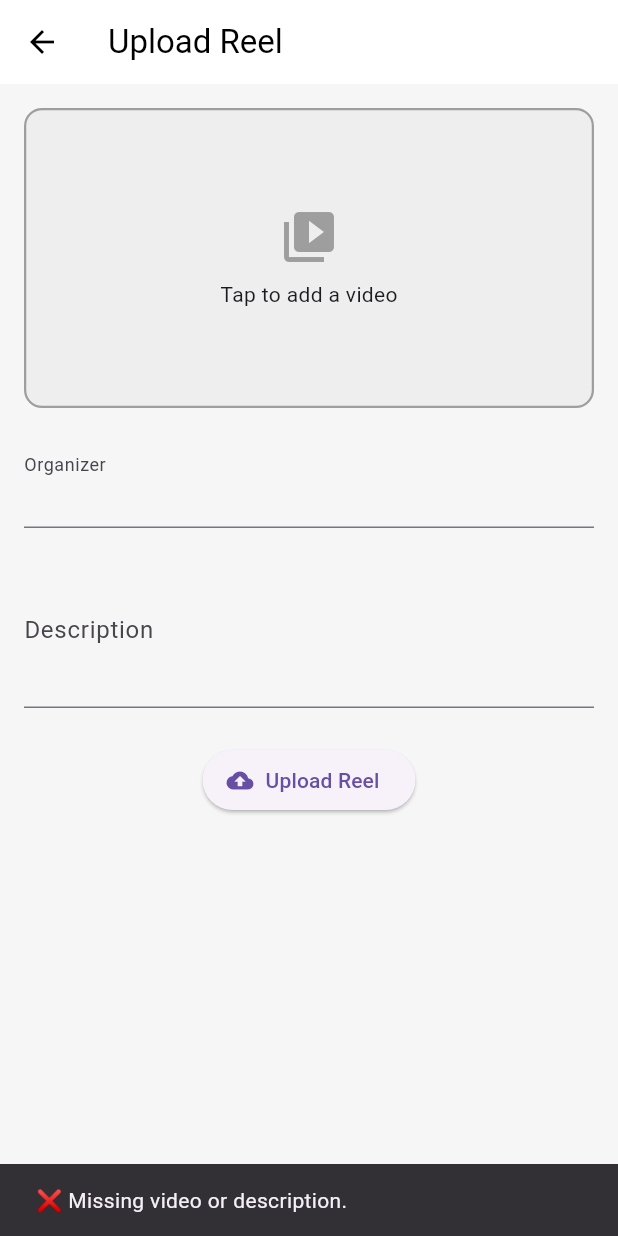
After one commit to LiloZ95/Adventura.lb, a Flutter app: the UploadReelPgPage screen opened directly, after a tap on "Upload Reel", on a phone screen of 412 x 824 dp. The commit adds this screen. Run offline on Flutter 3.47's test engine with Material 3 defaults, Android fonts, the phone set to English and light mode, and no system bars; our stand-ins replace animated_text_kit, barcode_widget, cloud_firestore, dotted_border, firebase_core, firebase_storage and 18 more; missing offline and left inert: flutter_map_cancellable_tile_provider, mobile_scanner; accounts and stored records are empty; network calls fail.

Commit message:
reels in our database (test)

```diff
--- a/lib/HomeControllerScreen.dart
+++ b/lib/HomeControllerScreen.dart
@@ -8,6 +8,7 @@ import 'package:adventura/TripPlanner/myTrips.dart';
 import 'package:adventura/search%20screen/searchScreen.dart';
 import 'package:flutter/material.dart';
 import 'package:flutter/rendering.dart';
+import 'package:adventura/Reels/reels_pg.dart';
 
 import 'widgets/bottom_nav_bar.dart';
 
@@ -84,11 +85,11 @@ class _HomeControllerScreenState extends State<HomeControllerScreen>
       ),
       MyBookingsPage(onScrollChanged: _handleScrollChanged),
       MyTripsPage(),
-      ReelsPlayer(
+      ReelsPgScreen(
         onScrollChanged: _handleScrollChanged,
         onBackToMainTab: () {
           setState(() {
-            _selectedIndex = 0; // 👈 back to Main tab
+            _selectedIndex = 0;
           });
         },
       ),
--- /dev/null
+++ b/lib/Reels/upload_reel_pg.dart
@@ -0,0 +1,123 @@
+import 'package:flutter/material.dart';
+import 'package:image_picker/image_picker.dart';
+import 'package:hive/hive.dart';
+import 'package:adventura/Services/reel_service.dart'; // 👈 Import the logic
+import 'package:adventura/utils/snackbars.dart'; // Optional helper if you have it
+
+class UploadReelPgPage extends StatefulWidget {
+  @override
+  _UploadReelPgPageState createState() => _UploadReelPgPageState();
+}
+
+class _UploadReelPgPageState extends State<UploadReelPgPage> {
+  XFile? _selectedVideo;
+  final ImagePicker _picker = ImagePicker();
+  final TextEditingController _descriptionController = TextEditingController();
+  final TextEditingController _organizerController = TextEditingController();
+
+  @override
+  void initState() {
+    super.initState();
+    _loadOrganizerName();
+  }
+
+  Future<void> _loadOrganizerName() async {
+    final authBox = Hive.box('authBox');
+    final firstName = authBox.get("firstName", defaultValue: "");
+    final lastName = authBox.get("lastName", defaultValue: "");
+    _organizerController.text = "$firstName $lastName";
+  }
+
+  void _handleUpload() async {
+    final result = await ReelService.uploadReelToServer(
+      videoFile: _selectedVideo,
+      description: _descriptionController.text.trim(),
+    );
+
+    if (result["success"]) {
+      ScaffoldMessenger.of(context).showSnackBar(
+        SnackBar(content: Text("✅ ${result["message"]}")),
+      );
+      setState(() {
+        _selectedVideo = null;
+        _descriptionController.clear();
+      });
+    } else {
+      ScaffoldMessenger.of(context).showSnackBar(
+        SnackBar(content: Text("❌ ${result["error"]}")),
+      );
+    }
+  }
+
+  @override
+  Widget build(BuildContext context) {
+    final isDarkMode = Theme.of(context).brightness == Brightness.dark;
+
+    return Scaffold(
+      appBar: AppBar(title: Text("Upload Reel")),
+      body: SingleChildScrollView(
+        padding: EdgeInsets.all(16),
+        child: Column(children: [
+          GestureDetector(
+            onTap: () async {
+              final picked = await _picker.pickVideo(source: ImageSource.gallery);
+              if (picked != null) setState(() => _selectedVideo = picked);
+            },
+            child: Container(
+              height: 200,
+              decoration: BoxDecoration(
+                color: isDarkMode ? Colors.grey[900] : Colors.grey[200],
+                borderRadius: BorderRadius.circular(12),
+                border: Border.all(
+                  color: _selectedVideo == null ? Colors.grey : Colors.green,
+                  width: 1.5,
+                ),
+              ),
+              child: Center(
+                child: _selectedVideo == null
+                    ? Column(
+                        mainAxisAlignment: MainAxisAlignment.center,
+                        children: [
+                          Icon(Icons.video_library, size: 40, color: Colors.grey),
+                          SizedBox(height: 8),
+                          Text("Tap to add a video"),
+                        ],
+                      )
+                    : Column(
+                        mainAxisAlignment: MainAxisAlignment.center,
+                        children: [
+                          Icon(Icons.check_circle, color: Colors.green, size: 36),
+                          Text("Video selected"),
+                          SizedBox(height: 4),
+                          Text(_selectedVideo!.name, style: TextStyle(fontSize: 12)),
+                        ],
+                      ),
+              ),
+            ),
+          ),
+          SizedBox(height: 24),
+          TextField(
+            controller: _organizerController,
+            readOnly: true,
+            decoration: InputDecoration(labelText: "Organizer"),
+          ),
+          SizedBox(height: 16),
+          TextField(
+            controller: _descriptionController,
+            maxLines: 3,
+            decoration: InputDecoration(
+              hintText: "Write something about the reel...",
+              labelText: "Description",
+            ),
+          ),
+          SizedBox(height: 24),
+          ElevatedButton.icon(
+            onPressed: _handleUpload,
+            icon: Icon(Icons.cloud_upload),
+            label: Text("Upload Reel"),
+          ),
+        ]),
+      ),
+    );
+  }
+}
--- /dev/null
+++ b/lib/Services/reel_service.dart
@@ -0,0 +1,128 @@
+import 'dart:convert';
+import 'dart:io';
+import 'package:adventura/Reels/widgets/comment_sheet.dart';
+import 'package:flutter/material.dart';
+import 'package:hive/hive.dart';
+import 'package:http/http.dart' as http;
+import 'package:image_picker/image_picker.dart';
+import 'package:adventura/config.dart';
+import 'package:http_parser/http_parser.dart';
+
+class ReelService {
+  static Future<Map<String, dynamic>> uploadReelToServer({
+    required XFile? videoFile,
+    required String description,
+  }) async {
+    if (videoFile == null || description.isEmpty) {
+      return {"success": false, "error": "Missing video or description."};
+    }
+
+    try {
+      final accessToken = Hive.box('authBox').get("accessToken");
+      if (accessToken == null) {
+        return {"success": false, "error": "User not authenticated."};
+      }
+
+      final uri = Uri.parse('$baseUrl/reels/upload');
+
+      final request = http.MultipartRequest('POST', uri)
+        ..headers['Authorization'] = 'Bearer $accessToken'
+        ..fields['description'] = description
+        ..files.add(await http.MultipartFile.fromPath(
+          'video',
+          videoFile.path,
+          contentType: MediaType('video', 'mp4'),
+        ));
+
+      final response = await request.send();
+      final respStr = await response.stream.bytesToString();
+
+      if (response.statusCode == 201) {
+        return {"success": true, "message": "Reel uploaded successfully"};
+      } else {
+        print("❌ Backend error: $respStr");
+        return {
+          "success": false,
+          "error": jsonDecode(respStr)['error'] ?? 'Upload failed'
+        };
+      }
+    } catch (e) {
+      print("❌ Exception during upload: $e");
+      return {"success": false, "error": "Unexpected error during upload"};
+    }
+  }
+
+  static Future<List<Map<String, dynamic>>> fetchReelsFromServer() async {
+    try {
+      final accessToken = Hive.box('authBox').get("accessToken");
+      final response = await http.get(
+        Uri.parse('$baseUrl/reels'),
+        headers: {
+          "Authorization": "Bearer $accessToken",
+          "Content-Type": "application/json"
+        },
+      );
+
+      if (response.statusCode == 200) {
+        final List<dynamic> data = jsonDecode(response.body);
+        return List<Map<String, dynamic>>.from(data);
+      } else {
+        print("❌ Failed to fetch reels: ${response.body}");
+        return [];
+      }
+    } catch (e) {
+      print("❌ Exception while fetching reels: $e");
+      return [];
+    }
+  }
+
+  static Future<Map<String, dynamic>> toggleReelLike(int reelId) async {
+    try {
+      final accessToken = Hive.box('authBox').get("accessToken");
+      final response = await http.post(
+        Uri.parse('$baseUrl/reels/$reelId/like'),
+        headers: {"Authorization": "Bearer $accessToken"},
+      );
+
+      if (response.statusCode == 200) {
+        final data = jsonDecode(response.body);
+        return {"success": true, "liked": data["liked"]};
+      }
+      return {"success": false, "error": "Failed to toggle like"};
+    } catch (e) {
+      return {"success": false, "error": e.toString()};
+    }
+  }
+
+  static Future<int> getReelLikes(int reelId) async {
+    try {
+      final response =
+          await http.get(Uri.parse('$baseUrl/reels/$reelId/likes'));
+      if (response.statusCode == 200) {
+        final data = jsonDecode(response.body);
+        return data["likes"] ?? 0;
+      }
+      return 0;
+    } catch (e) {
+      return 0;
+    }
+  }
+
+  static Future<bool> didUserLikeReel(
+      {required String userId, required int reelId}) async {
+    // (Optional: implement if your backend supports this. Otherwise always false.)
+    return false;
+  }
+
+  static void openCommentsSheet(BuildContext context, {required int reelId}) {
+    showModalBottomSheet(
+      context: context,
+      isScrollControlled: true,
+      backgroundColor: Colors.grey[900],
+      shape: RoundedRectangleBorder(
+        borderRadius: BorderRadius.vertical(top: Radius.circular(18)),
+      ),
+      builder: (context) => CommentSheet(reelId: reelId),
+    );
+  }
+}
--- a/lib/userinformation/UserInfo.dart
+++ b/lib/userinformation/UserInfo.dart
@@ -5,6 +5,7 @@ import 'package:adventura/BecomeProvider/WelcomePage.dart';
 import 'package:adventura/MyListings/Mylisting.dart';
 import 'package:adventura/OrganizerProfile/OrganizerProfile.dart';
 import 'package:adventura/Reels/uploadReel.dart';
+import 'package:adventura/Reels/upload_reel_pg.dart';
 import 'package:adventura/Services/activity_service.dart';
 import 'package:adventura/userinformation/widgets/Agreements.dart';
 import 'package:adventura/userinformation/widgets/RateUs.dart';
@@ -369,7 +370,7 @@ class _UserInfoState extends State<UserInfo>
                                           Navigator.push(
                                             context,
                                             SecurityPageRoute(
-                                                child: UploadReelPage()),
+                                                child: UploadReelPgPage()),
                                           );
                                         },
                                       ),
--- a/pubspec.yaml
+++ b/pubspec.yaml
@@ -69,6 +69,7 @@ dependencies:
   firebase_storage: ^11.6.9
   web_socket_channel: ^2.4.3
   flutter_local_notifications: ^18.0.1
+  smooth_page_indicator: ^1.2.1
 
 
 
```
Also changed, not shown: lib/Reels/reels_pg.dart (added, +93 -0 lines), lib/Reels/widgets/ReelPgItem.dart (added, +190 -0 lines), lib/Reels/widgets/comment_sheet.dart (added, +128 -0 lines), 7 other files.
